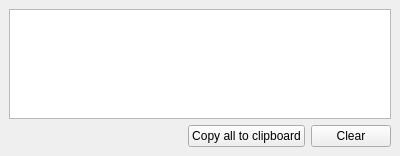
Old version of the form src/core/gui/logdock.ui in the repository Destroyerrrocket/doomseeker-unofficial.
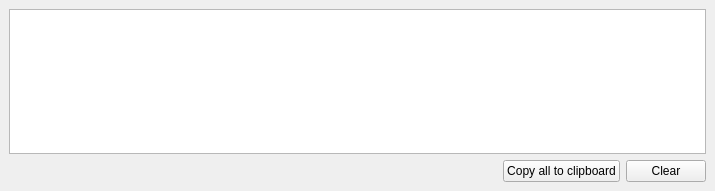
New version of the form. Custom widgets are drawn as their Qt base class.

Commit message: - Fixed: The way the dockable widgets scaled when the entire window was resized          was non-intuitive. It was different than in any other program. - Fixed: Resizing the main window could get the 'log' and 'IRC' docks "stuck"          at too big vertical size. User could end up with an interface          where 'log' took more space than actual server list and there was          no intuitive way to get these widgets to normal size.

What changed in the file:
```diff
--- a/src/core/gui/logdock.ui
+++ b/src/core/gui/logdock.ui
@@ -6,10 +6,16 @@
    <rect>
     <x>0</x>
     <y>0</y>
-    <width>400</width>
-    <height>156</height>
+    <width>715</width>
+    <height>191</height>
    </rect>
   </property>
+  <property name="sizePolicy">
+   <sizepolicy hsizetype="Maximum" vsizetype="Maximum">
+    <horstretch>0</horstretch>
+    <verstretch>0</verstretch>
+   </sizepolicy>
+  </property>
   <property name="windowTitle">
    <string>Log</string>
   </property>
@@ -17,6 +23,12 @@
    <layout class="QVBoxLayout" name="verticalLayout">
     <item>
      <widget class="QTextEdit" name="teContent">
+      <property name="sizePolicy">
+       <sizepolicy hsizetype="Preferred" vsizetype="Preferred">
+        <horstretch>0</horstretch>
+        <verstretch>0</verstretch>
+       </sizepolicy>
+      </property>
       <property name="readOnly">
        <bool>true</bool>
       </property>
```
The commit also changes 3 other files.
